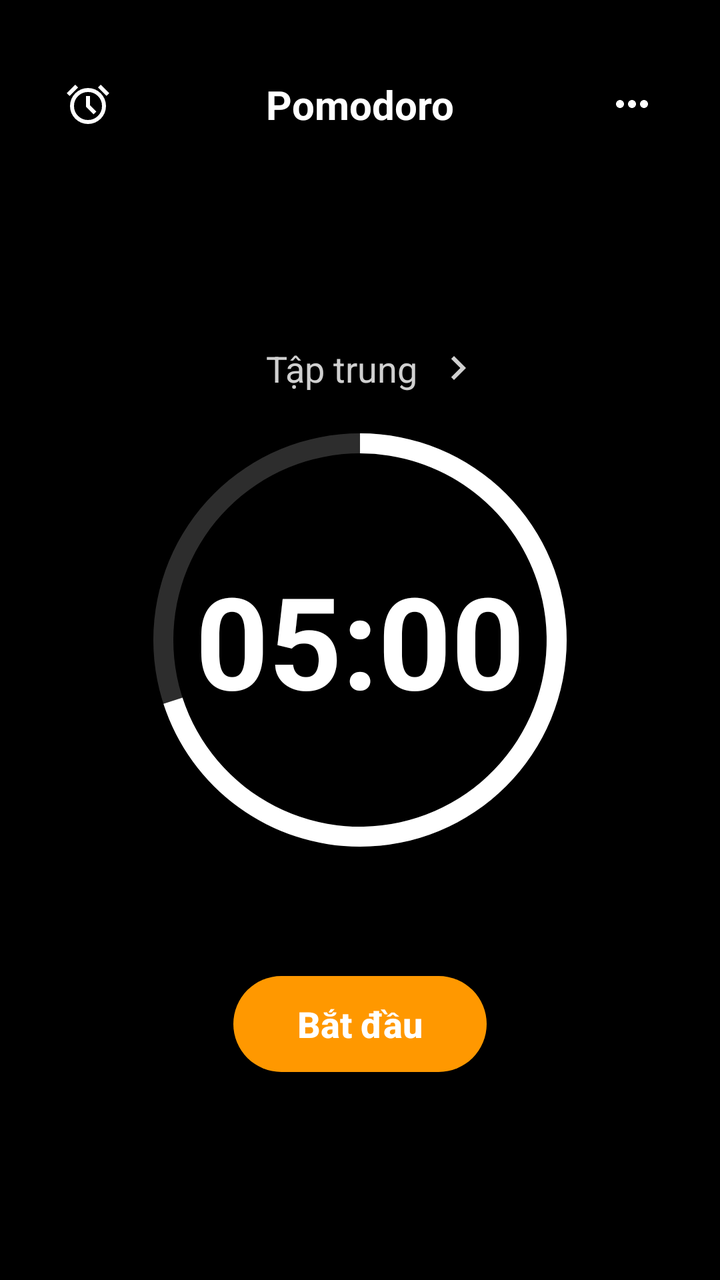
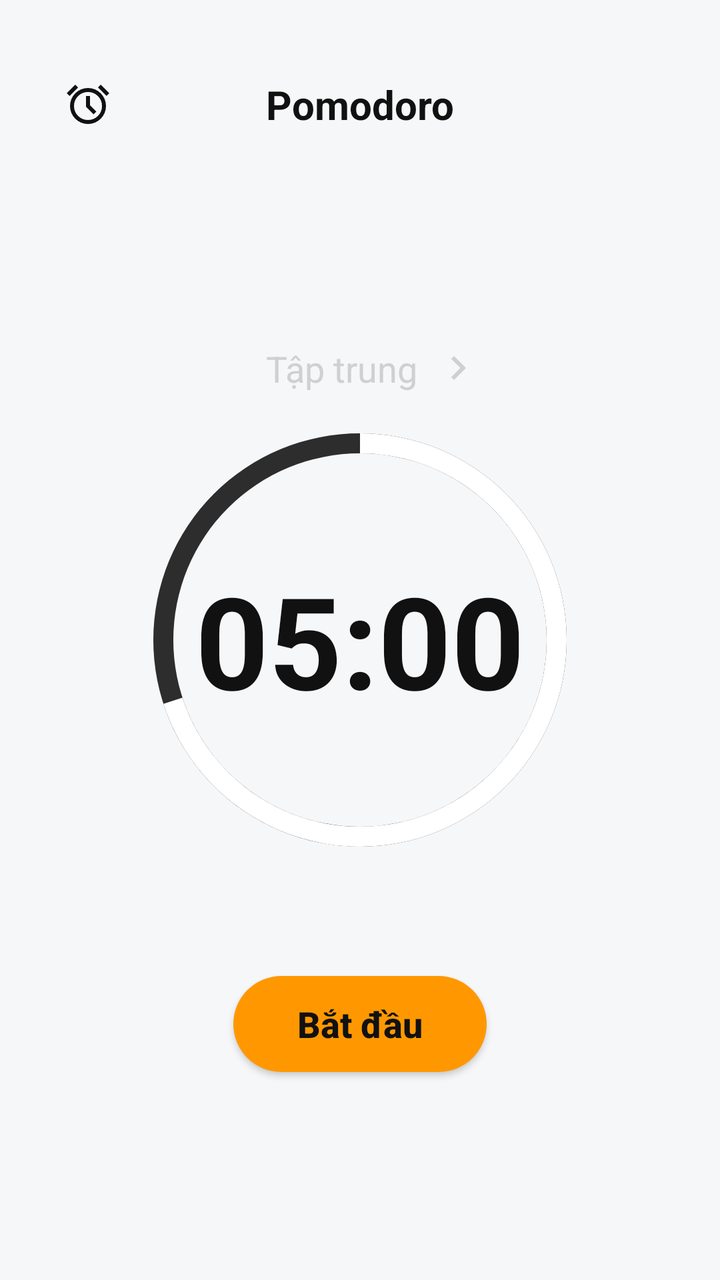

The first picture is an Android layout as it rendered before a commit; the second is the same layout after the commit. The layout source and the unified diff follow.
<!-- AndroidManifest.xml: application theme Theme.TickTok -->
<!-- res/layout/fragment_pomodoro.xml -->
<?xml version="1.0" encoding="utf-8"?>
<androidx.constraintlayout.widget.ConstraintLayout
    xmlns:android="http://schemas.android.com/apk/res/android"
    xmlns:app="http://schemas.android.com/apk/res-auto"
    android:layout_width="match_parent"
    android:layout_height="match_parent"
    android:background="@color/background_dark">

    <androidx.constraintlayout.widget.ConstraintLayout
        android:id="@+id/pomodoroHeader"
        android:layout_width="0dp"
        android:layout_height="wrap_content"
        android:layout_marginStart="24dp"
        android:layout_marginTop="32dp"
        android:layout_marginEnd="24dp"
        app:layout_constraintEnd_toEndOf="parent"
        app:layout_constraintStart_toStartOf="parent"
        app:layout_constraintTop_toTopOf="parent">

        <ImageButton
            android:id="@+id/btnPomodoroHistory"
            android:layout_width="40dp"
            android:layout_height="40dp"
            android:background="@android:color/transparent"
            android:contentDescription="@string/pomodoro_history"
            android:padding="8dp"
            android:src="@drawable/home_ic_alarm"
            app:layout_constraintBottom_toBottomOf="parent"
            app:layout_constraintStart_toStartOf="parent"
            app:layout_constraintTop_toTopOf="parent"
            app:tint="@color/text_white" />

        <TextView
            android:id="@+id/tvPomodoroTitle"
            android:layout_width="wrap_content"
            android:layout_height="wrap_content"
            android:text="@string/pomodoro_title"
            android:textColor="@color/text_white"
            android:textSize="20sp"
            android:textStyle="bold"
            app:layout_constraintBottom_toBottomOf="parent"
            app:layout_constraintEnd_toEndOf="parent"
            app:layout_constraintStart_toStartOf="parent"
            app:layout_constraintTop_toTopOf="parent" />

        <ImageButton
            android:id="@+id/btnPomodoroMore"
            android:layout_width="40dp"
            android:layout_height="40dp"
            android:background="@android:color/transparent"
            android:contentDescription="@string/pomodoro_more_options"
            android:padding="8dp"
            android:src="@drawable/home_icon_more"
            app:layout_constraintBottom_toBottomOf="parent"
            app:layout_constraintEnd_toEndOf="parent"
            app:layout_constraintTop_toTopOf="parent"
            app:tint="@color/text_white" />

    </androidx.constraintlayout.widget.ConstraintLayout>

    <TextView
        android:id="@+id/tvTaskSelector"
        android:layout_width="wrap_content"
        android:layout_height="wrap_content"
        android:layout_marginTop="100dp"
        android:drawablePadding="8dp"
        android:text="@string/pomodoro_mode_focus"
        android:textColor="#D0D0D0"
        android:textSize="18sp"
        app:drawableEndCompat="@drawable/home_ic_chevron_right"
        app:drawableTint="#D0D0D0"
        app:layout_constraintEnd_toEndOf="parent"
        app:layout_constraintHorizontal_bias="0.528"
        app:layout_constraintStart_toStartOf="parent"
        app:layout_constraintTop_toBottomOf="@id/pomodoroHeader" />

    <FrameLayout
        android:id="@+id/pomodoroClockContainer"
        android:layout_width="280dp"
        android:layout_height="280dp"
        app:layout_constraintBottom_toBottomOf="parent"
        app:layout_constraintEnd_toEndOf="parent"
        app:layout_constraintStart_toStartOf="parent"
        app:layout_constraintTop_toTopOf="parent">

        <ProgressBar
            android:id="@+id/progressPomodoro"
            style="?android:attr/progressBarStyleHorizontal"
            android:layout_width="match_parent"
            android:layout_height="match_parent"
            android:indeterminate="false"
            android:max="100"
            android:progress="70"
            android:progressDrawable="@drawable/circular_progress"
            android:rotation="-90" />

        <TextView
            android:id="@+id/tvPomodoroTimer"
            android:layout_width="wrap_content"
            android:layout_height="wrap_content"
            android:layout_gravity="center"
            android:text="@string/pomodoro_default_timer"
            android:textColor="@color/text_white"
            android:textSize="64sp"
            android:textStyle="bold" />

    </FrameLayout>

    <androidx.appcompat.widget.AppCompatButton
        android:id="@+id/btnStartPomodoro"
        android:layout_width="wrap_content"
        android:layout_height="48dp"
        android:layout_marginTop="28dp"
        android:background="@drawable/bg_pomodoro_start_button"
        android:paddingStart="32dp"
        android:paddingEnd="32dp"
        android:text="@string/pomodoro_start"
        android:textAllCaps="false"
        android:textColor="@color/text_white"
        android:textSize="18sp"
        android:textStyle="bold"
        app:layout_constraintEnd_toEndOf="parent"
        app:layout_constraintStart_toStartOf="parent"
        app:layout_constraintTop_toBottomOf="@id/pomodoroClockContainer" />

    <androidx.appcompat.widget.AppCompatButton
        android:id="@+id/btnResetPomodoro"
        android:layout_width="wrap_content"
        android:layout_height="40dp"
        android:layout_marginTop="12dp"
        android:background="@drawable/bg_pomodoro_start_button"
        android:paddingStart="24dp"
        android:paddingEnd="24dp"
        android:text="@string/pomodoro_reset"
        android:textAllCaps="false"
        android:textColor="@color/text_white"
        android:textSize="14sp"
        android:textStyle="bold"
        android:visibility="gone"
        app:layout_constraintEnd_toEndOf="parent"
        app:layout_constraintStart_toStartOf="parent"
        app:layout_constraintTop_toBottomOf="@id/btnStartPomodoro" />

    <View
        android:id="@+id/viewDurationPickerScrim"
        android:layout_width="0dp"
        android:layout_height="0dp"
        android:background="#99000000"
        android:clickable="true"
        android:focusable="true"
        android:visibility="gone"
        app:layout_constraintBottom_toBottomOf="parent"
        app:layout_constraintEnd_toEndOf="parent"
        app:layout_constraintStart_toStartOf="parent"
        app:layout_constraintTop_toTopOf="parent" />

    <com.google.android.material.card.MaterialCardView
        android:id="@+id/cardDurationPicker"
        android:layout_width="0dp"
        android:layout_height="wrap_content"
        android:layout_marginStart="24dp"
        android:layout_marginEnd="24dp"
        android:visibility="gone"
        app:cardBackgroundColor="#111111"
        app:cardCornerRadius="16dp"
        app:cardElevation="6dp"
        app:layout_constraintBottom_toBottomOf="parent"
        app:layout_constraintEnd_toEndOf="parent"
        app:layout_constraintStart_toStartOf="parent"
        app:layout_constraintTop_toTopOf="parent">

        <LinearLayout
            android:layout_width="match_parent"
            android:layout_height="wrap_content"
            android:orientation="vertical"
            android:padding="16dp">

            <TextView
                android:layout_width="wrap_content"
                android:layout_height="wrap_content"
                android:text="@string/pomodoro_duration_picker_title"
                android:textColor="@color/text_white"
                android:textSize="18sp"
                android:textStyle="bold" />

            <LinearLayout
                android:layout_width="match_parent"
                android:layout_height="wrap_content"
                android:layout_marginTop="12dp"
                android:gravity="center"
                android:orientation="horizontal">

                <com.google.android.material.button.MaterialButton
                    android:id="@+id/btnDuration5"
                    style="@style/Widget.MaterialComponents.Button.OutlinedButton"
                    android:layout_width="0dp"
                    android:layout_height="40dp"
                    android:layout_weight="1"
                    android:tag="5"
                    android:text="@string/pomodoro_duration_5"
                    android:textAllCaps="false"
                    android:textColor="@color/text_white"
                    app:strokeColor="#606060" />

                <com.google.android.material.button.MaterialButton
                    android:id="@+id/btnDuration15"
                    style="@style/Widget.MaterialComponents.Button.OutlinedButton"
                    android:layout_width="0dp"
                    android:layout_height="40dp"
                    android:layout_marginStart="8dp"
                    android:layout_weight="1"
                    android:tag="15"
                    android:text="@string/pomodoro_duration_15"
                    android:textAllCaps="false"
                    android:textColor="@color/text_white"
                    app:strokeColor="#606060" />

                <com.google.android.material.button.MaterialButton
                    android:id="@+id/btnDuration25"
                    style="@style/Widget.MaterialComponents.Button.OutlinedButton"
                    android:layout_width="0dp"
                    android:layout_height="40dp"
                    android:layout_marginStart="8dp"
                    android:layout_weight="1"
                    android:tag="25"
                    android:text="@string/pomodoro_duration_25"
                    android:textAllCaps="false"
                    android:textColor="@color/text_white"
                    app:strokeColor="#606060" />
            </LinearLayout>

            <LinearLayout
                android:layout_width="match_parent"
                android:layout_height="wrap_content"
                android:layout_marginTop="8dp"
                android:gravity="center"
                android:orientation="horizontal">

                <com.google.android.material.button.MaterialButton
                    android:id="@+id/btnDuration45"
                    style="@style/Widget.MaterialComponents.Button.OutlinedButton"
                    android:layout_width="0dp"
                    android:layout_height="40dp"
                    android:layout_weight="1"
                    android:tag="45"
                    android:text="@string/pomodoro_duration_45"
                    android:textAllCaps="false"
                    android:textColor="@color/text_white"
                    app:strokeColor="#606060" />

                <com.google.android.material.button.MaterialButton
                    android:id="@+id/btnDuration90"
                    style="@style/Widget.MaterialComponents.Button.OutlinedButton"
                    android:layout_width="0dp"
                    android:layout_height="40dp"
                    android:layout_marginStart="8dp"
                    android:layout_weight="1"
                    android:tag="90"
                    android:text="@string/pomodoro_duration_90"
                    android:textAllCaps="false"
                    android:textColor="@color/text_white"
                    app:strokeColor="#606060" />
            </LinearLayout>

            <com.google.android.material.textfield.TextInputLayout
                android:id="@+id/tilCustomDuration"
                style="@style/Widget.MaterialComponents.TextInputLayout.OutlinedBox"
                android:layout_width="match_parent"
                android:layout_height="wrap_content"
                android:layout_marginTop="12dp"
                app:boxBackgroundColor="#1B1B1B"
                app:boxStrokeColor="#606060"
                app:hintTextColor="#A0A0A0">

                <com.google.android.material.textfield.TextInputEditText
                    android:id="@+id/etCustomDurationMinutes"
                    android:layout_width="match_parent"
                    android:layout_height="wrap_content"
                    android:hint="@string/pomodoro_duration_custom_hint"
                    android:inputType="number"
                    android:maxLines="1"
                    android:textColor="@color/text_white" />

            </com.google.android.material.textfield.TextInputLayout>

            <LinearLayout
                android:layout_width="match_parent"
                android:layout_height="wrap_content"
                android:layout_marginTop="16dp"
                android:gravity="end"
                android:orientation="horizontal">

                <com.google.android.material.button.MaterialButton
                    android:id="@+id/btnCancelDuration"
                    style="@style/Widget.MaterialComponents.Button.TextButton"
                    android:layout_width="wrap_content"
                    android:layout_height="wrap_content"
                    android:text="@string/action_cancel"
                    android:textAllCaps="false"
                    android:textColor="#D0D0D0" />

                <com.google.android.material.button.MaterialButton
                    android:id="@+id/btnApplyDuration"
                    style="@style/Widget.MaterialComponents.Button"
                    android:layout_width="wrap_content"
                    android:layout_height="wrap_content"
                    android:layout_marginStart="8dp"
                    android:text="@string/pomodoro_apply_duration"
                    android:textAllCaps="false"
                    android:textColor="@color/text_white"
                    app:backgroundTint="#FF9800" />

            </LinearLayout>

        </LinearLayout>

    </com.google.android.material.card.MaterialCardView>

</androidx.constraintlayout.widget.ConstraintLayout>
<!-- resources referenced by this layout -->
<resources>
  <color name="background_dark">#000000</color>
  <color name="text_white">#FFFFFF</color>
  <!-- drawable bg_pomodoro_start_button (drawable) -->
  <?xml version="1.0" encoding="utf-8"?>
  <shape xmlns:android="http://schemas.android.com/apk/res/android"
      android:shape="rectangle">
      <solid android:color="#FF9800" />
      <corners android:radius="999dp" />
  </shape>
  <!-- drawable circular_progress (drawable) -->
  <?xml version="1.0" encoding="utf-8"?>
  <layer-list xmlns:android="http://schemas.android.com/apk/res/android">
  
      <item android:id="@android:id/background">
          <shape
              android:innerRadiusRatio="3"
              android:shape="ring"
              android:thickness="10dp"
              android:useLevel="false">
              <solid android:color="#2D2D2D" />
          </shape>
      </item>
  
      <item android:id="@android:id/secondaryProgress">
          <shape
              android:innerRadiusRatio="3"
              android:shape="ring"
              android:thickness="10dp"
              android:useLevel="true">
              <solid android:color="#2D2D2D" />
          </shape>
      </item>
  
      <item android:id="@android:id/progress">
          <shape
              android:innerRadiusRatio="3"
              android:shape="ring"
              android:thickness="10dp"
              android:useLevel="true">
              <solid android:color="#FFFFFF" />
          </shape>
      </item>
  
  </layer-list>
  <!-- drawable home_ic_chevron_right (drawable) -->
  <?xml version="1.0" encoding="utf-8"?>
  <vector xmlns:android="http://schemas.android.com/apk/res/android"
      android:width="24dp"
      android:height="24dp"
      android:viewportWidth="24"
      android:viewportHeight="24">
      <path
          android:fillColor="@android:color/white"
          android:pathData="M10,6L8.59,7.41 L13.17,12l-4.58,4.59L10,18l6,-6z" />
  </vector>
  <!-- drawable home_icon_more (drawable) -->
  <?xml version="1.0" encoding="utf-8"?>
  <vector xmlns:android="http://schemas.android.com/apk/res/android"
      android:width="24dp"
      android:height="24dp"
      android:viewportWidth="24"
      android:viewportHeight="24"
      android:tint="#FFFFFF"> <path
      android:fillColor="@android:color/white"
      android:pathData="M6,10c-1.1,0 -2,0.9 -2,2s0.9,2 2,2 2,-0.9 2,-2 -0.9,-2 -2,-2zM18,10c-1.1,0 -2,0.9 -2,2s0.9,2 2,2 2,-0.9 2,-2 -0.9,-2 -2,-2zM12,10c-1.1,0 -2,0.9 -2,2s0.9,2 2,2 2,-0.9 2,-2 -0.9,-2 -2,-2z"/>
  </vector>
  <string name="action_cancel">Hủy</string>
  <string name="pomodoro_apply_duration">Áp dụng</string>
  <string name="pomodoro_default_timer">05:00</string>
  <string name="pomodoro_duration_15">15p</string>
  <string name="pomodoro_duration_25">25p</string>
  <string name="pomodoro_duration_45">45p</string>
  <string name="pomodoro_duration_5">5p</string>
  <string name="pomodoro_duration_90">1h30p</string>
  <string name="pomodoro_duration_custom_hint">Hoặc nhập số phút</string>
  <string name="pomodoro_duration_picker_title">Chọn thời gian tập trung</string>
  <string name="pomodoro_history">Lịch sử</string>
  <string name="pomodoro_mode_focus">Tập trung</string>
  <string name="pomodoro_more_options">Thêm tùy chọn</string>
  <string name="pomodoro_reset">Reset</string>
  <string name="pomodoro_start">Bắt đầu</string>
  <string name="pomodoro_title">Pomodoro</string>
  <style name="Theme.TickTok" parent="Base.Theme.TickTok" />
  <style name="Base.Theme.TickTok" parent="Theme.Material3.DayNight.NoActionBar">
      </style>
  <!-- unchanged entries left out for length: 1 -->
</resources>

<!-- the commit's change to res/layout/fragment_pomodoro.xml (unified diff, before → after) -->
@@ -43,18 +43,7 @@
             app:layout_constraintStart_toStartOf="parent"
             app:layout_constraintTop_toTopOf="parent" />
 
-        <ImageButton
-            android:id="@+id/btnPomodoroMore"
-            android:layout_width="40dp"
-            android:layout_height="40dp"
-            android:background="@android:color/transparent"
-            android:contentDescription="@string/pomodoro_more_options"
-            android:padding="8dp"
-            android:src="@drawable/home_icon_more"
-            app:layout_constraintBottom_toBottomOf="parent"
-            app:layout_constraintEnd_toEndOf="parent"
-            app:layout_constraintTop_toTopOf="parent"
-            app:tint="@color/text_white" />
+
 
     </androidx.constraintlayout.widget.ConstraintLayout>
 
@@ -123,23 +112,70 @@
         app:layout_constraintStart_toStartOf="parent"
         app:layout_constraintTop_toBottomOf="@id/pomodoroClockContainer" />
 
-    <androidx.appcompat.widget.AppCompatButton
-        android:id="@+id/btnResetPomodoro"
+    <LinearLayout
+        android:id="@+id/layoutActiveButtons"
         android:layout_width="wrap_content"
-        android:layout_height="40dp"
-        android:layout_marginTop="12dp"
-        android:background="@drawable/bg_pomodoro_start_button"
-        android:paddingStart="24dp"
-        android:paddingEnd="24dp"
-        android:text="@string/pomodoro_reset"
-        android:textAllCaps="false"
-        android:textColor="@color/text_white"
-        android:textSize="14sp"
-        android:textStyle="bold"
+        android:layout_height="wrap_content"
+        android:layout_marginTop="28dp"
+        android:gravity="center"
+        android:orientation="horizontal"
         android:visibility="gone"
         app:layout_constraintEnd_toEndOf="parent"
         app:layout_constraintStart_toStartOf="parent"
-        app:layout_constraintTop_toBottomOf="@id/btnStartPomodoro" />
+        app:layout_constraintTop_toBottomOf="@id/pomodoroClockContainer">
+
+        <ImageButton
+            android:id="@+id/btnPausePomodoro"
+            android:layout_width="48dp"
+            android:layout_height="48dp"
+            android:layout_marginEnd="16dp"
+            android:background="@drawable/bg_pomodoro_start_button"
+            android:contentDescription="@string/pause_pomodoro"
+            android:padding="12dp"
+            android:src="@android:drawable/ic_media_pause"
+            app:tint="@color/text_white" />
+
+        <ImageButton
+            android:id="@+id/btnResumePomodoro"
+            android:layout_width="48dp"
+            android:layout_height="48dp"
+            android:layout_marginEnd="16dp"
+            android:background="@drawable/bg_pomodoro_start_button"
+            android:contentDescription="@string/continues_pomodoro"
+            android:padding="12dp"
+            android:src="@android:drawable/ic_media_play"
+            android:visibility="gone"
+            app:tint="@color/text_white" />
+
+        <androidx.appcompat.widget.AppCompatButton
+            android:id="@+id/btnResetPomodoro"
+            android:layout_width="wrap_content"
+            android:layout_height="48dp"
+            android:layout_marginEnd="16dp"
+            android:background="@drawable/bg_pomodoro_start_button"
+            android:paddingStart="18dp"
+            android:paddingEnd="18dp"
+            android:text="@string/pomodoro_reset"
+            android:textAllCaps="false"
+            android:textColor="@color/text_white"
+            android:textSize="14sp"
+            android:textStyle="bold" />
+
+        <androidx.appcompat.widget.AppCompatButton
+            android:id="@+id/btnCompletePomodoro"
+            android:layout_width="wrap_content"
+            android:layout_height="48dp"
+            android:background="@drawable/bg_pomodoro_start_button"
+            android:paddingStart="32dp"
+            android:paddingEnd="32dp"
+            android:text="@string/finish_pomodoro"
+            android:textAllCaps="false"
+            android:textColor="@color/text_white"
+            android:textSize="18sp"
+            android:textStyle="bold" />
+
+    </LinearLayout>
+
 
     <View
         android:id="@+id/viewDurationPickerScrim"
<!-- resource entries referenced after the edit -->
@@ -1,7 +1,7 @@
 <!-- resources referenced by this layout -->
 <resources>
-  <color name="background_dark">#000000</color>
-  <color name="text_white">#FFFFFF</color>
+  <color name="background_dark">#FFF6F7F9</color>
+  <color name="text_white">#FF111111</color>
   <!-- drawable bg_pomodoro_start_button (drawable) -->
   <?xml version="1.0" encoding="utf-8"?>
   <shape xmlns:android="http://schemas.android.com/apk/res/android"
@@ -55,18 +55,10 @@
           android:fillColor="@android:color/white"
           android:pathData="M10,6L8.59,7.41 L13.17,12l-4.58,4.59L10,18l6,-6z" />
   </vector>
-  <!-- drawable home_icon_more (drawable) -->
-  <?xml version="1.0" encoding="utf-8"?>
-  <vector xmlns:android="http://schemas.android.com/apk/res/android"
-      android:width="24dp"
-      android:height="24dp"
-      android:viewportWidth="24"
-      android:viewportHeight="24"
-      android:tint="#FFFFFF"> <path
-      android:fillColor="@android:color/white"
-      android:pathData="M6,10c-1.1,0 -2,0.9 -2,2s0.9,2 2,2 2,-0.9 2,-2 -0.9,-2 -2,-2zM18,10c-1.1,0 -2,0.9 -2,2s0.9,2 2,2 2,-0.9 2,-2 -0.9,-2 -2,-2zM12,10c-1.1,0 -2,0.9 -2,2s0.9,2 2,2 2,-0.9 2,-2 -0.9,-2 -2,-2z"/>
-  </vector>
   <string name="action_cancel">Hủy</string>
+  <string name="continues_pomodoro">Tiếp tục</string>
+  <string name="finish_pomodoro">Hoàn thành</string>
+  <string name="pause_pomodoro">Dừng</string>
   <string name="pomodoro_apply_duration">Áp dụng</string>
   <string name="pomodoro_default_timer">05:00</string>
   <string name="pomodoro_duration_15">15p</string>
@@ -78,7 +70,6 @@
   <string name="pomodoro_duration_picker_title">Chọn thời gian tập trung</string>
   <string name="pomodoro_history">Lịch sử</string>
   <string name="pomodoro_mode_focus">Tập trung</string>
-  <string name="pomodoro_more_options">Thêm tùy chọn</string>
   <string name="pomodoro_reset">Reset</string>
   <string name="pomodoro_start">Bắt đầu</string>
   <string name="pomodoro_title">Pomodoro</string>
